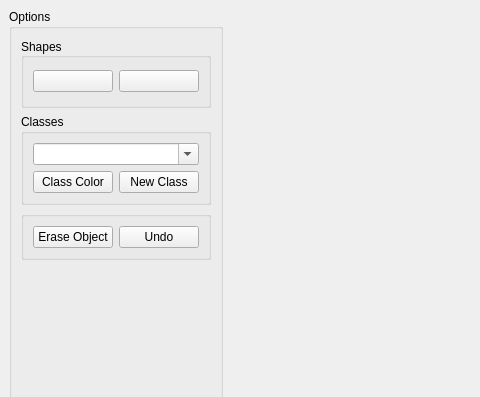
Qt form src/ui/mark.ui (KDE/mark) before a commit; both pictures show x 0 to 480 and y 0 to 397 of the 1024 by 661 pixel window.
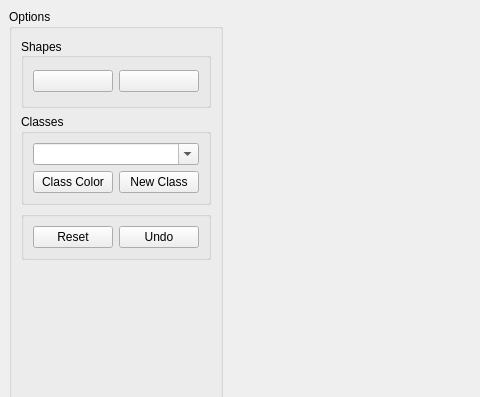
The same form after that commit. Custom widgets are drawn as their Qt base class.

Commit message: including reset button

The edit to the form file:
```diff
--- a/src/ui/mark.ui
+++ b/src/ui/mark.ui
@@ -243,7 +243,7 @@
              <enum>Qt::NoFocus</enum>
             </property>
             <property name="text">
-             <string>Erase Object</string>
+             <string>Reset</string>
             </property>
            </widget>
           </item>
```
Left out of the diff: 2 changed lines with no effect on the pictures. The commit also changes 3 other files.
